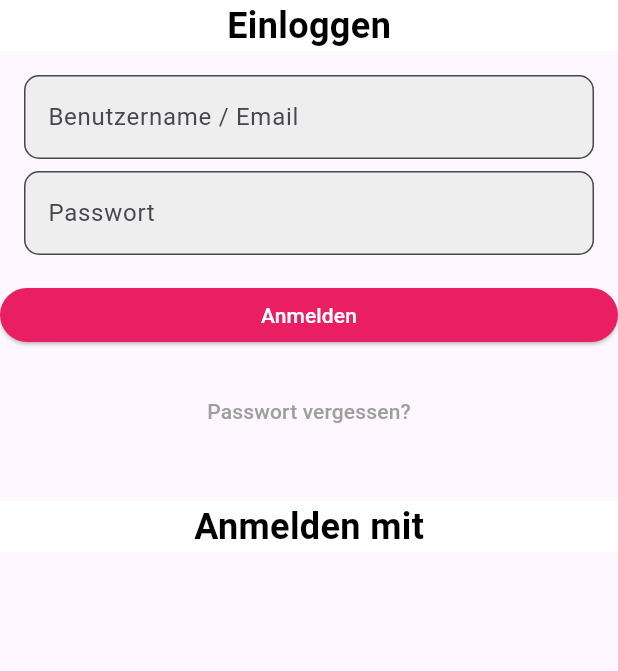
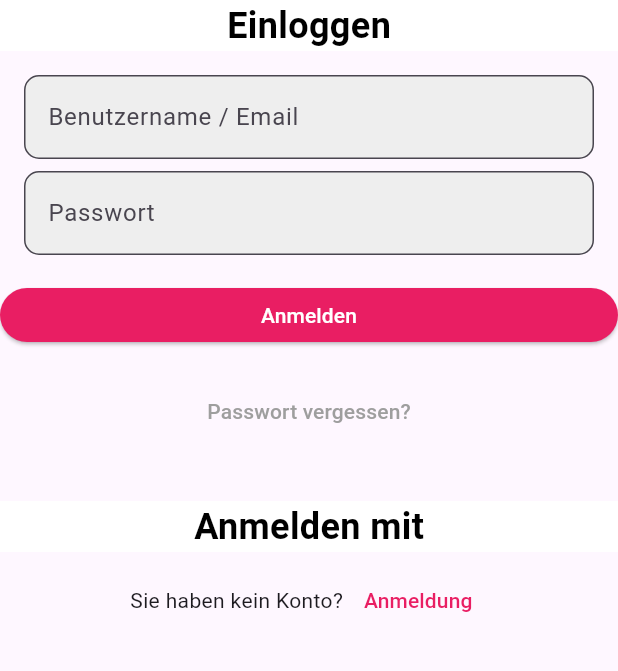
Before and after one commit to akurtovic4/gymbro, a Flutter app: the screen it shows after launch, on a phone screen of 412 x 824 dp, the part 333-1004 px from its top. Run offline on Flutter 3.47's test engine with Material 3 defaults, Android fonts, the light colour scheme and no system bars.

```diff
--- a/lib/login.dart
+++ b/lib/login.dart
@@ -169,6 +169,31 @@ class login extends StatelessWidget {
                 ],
               ),
             ), */
+
+
+            // Dodatni tekst ispod dugmeta
+            Padding(
+              padding: const EdgeInsets.all(8.0),
+              child: Row(
+                mainAxisAlignment: MainAxisAlignment.center,
+                children: [
+                  Text(
+                    'Sie haben kein Konto? ',
+                    textAlign: TextAlign.center,
+                  ),
+                  TextButton(
+                    onPressed: () {
+                      // Logika za prijelaz na prijavu ili neku drugu akciju
+                      print('Prijavite se');
+                    },
+                    style: ButtonStyle(
+                      foregroundColor: MaterialStateProperty.all(Colors.pink),
+                    ),
+                    child: Text('Anmeldung'),
+                  ),
+                ],
+              ),
+            ),
           ],
         ),
       ),
```
